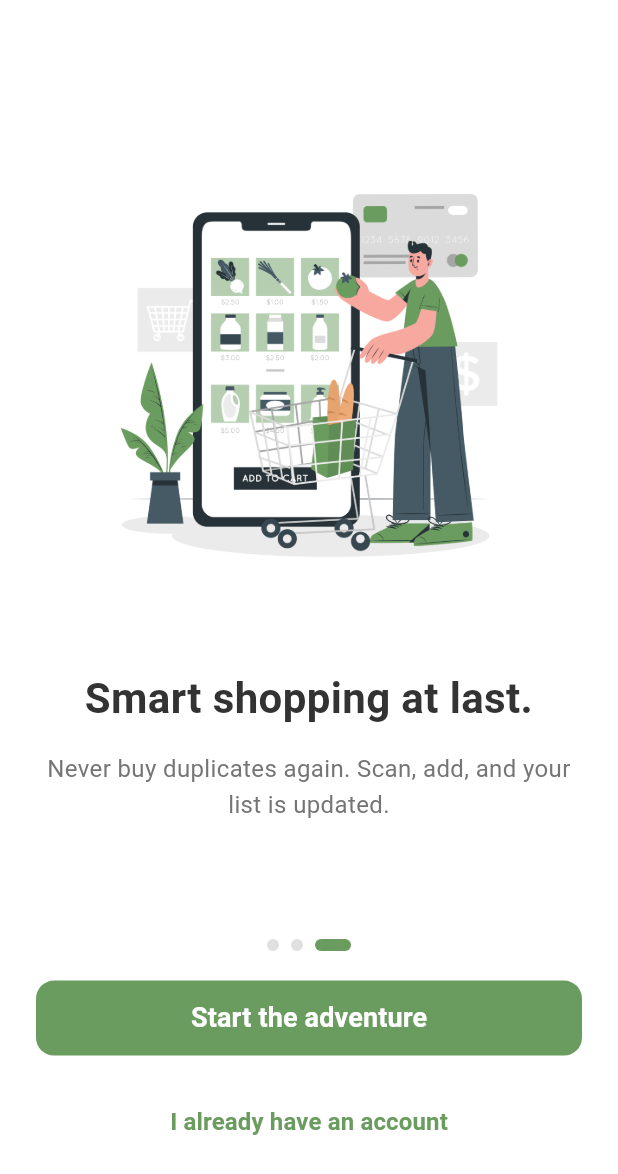
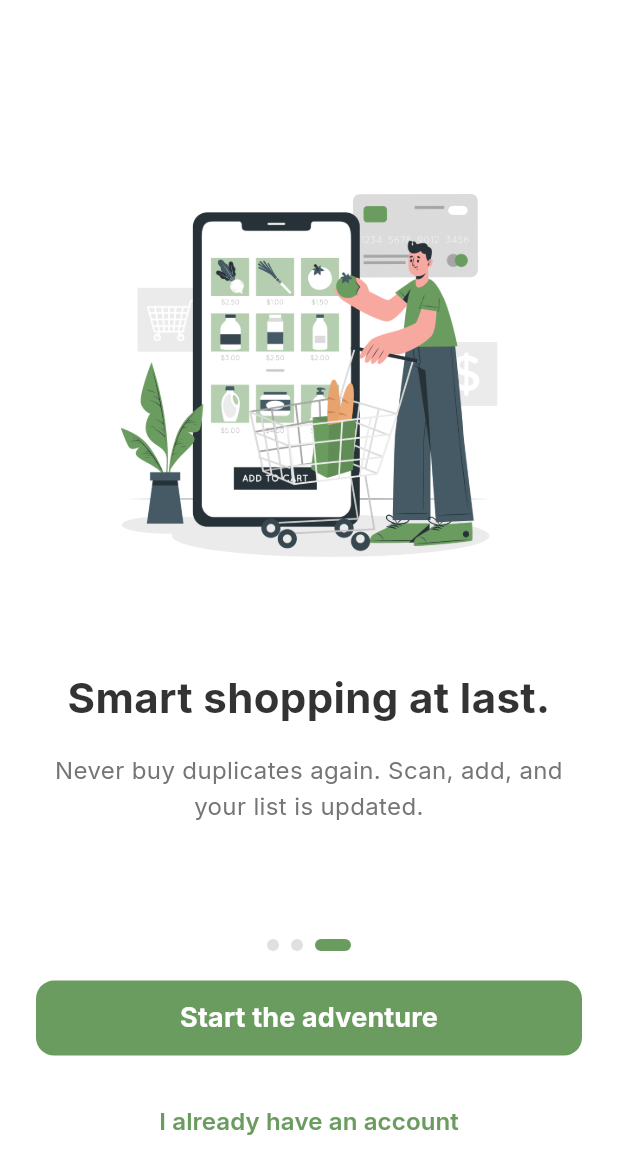
Before and after one commit to YasineNifa/FrigoZen, a Flutter app: the screen it shows after launch, swiped to page 3, on a phone screen of 412 x 824 dp. Shown: the top 1174 px of the screen. Run offline on Flutter 3.47's test engine with Material 3 defaults, Android fonts, the phone set to English and light mode, and no system bars; our stand-ins replace cloud_firestore, cloud_functions, confetti, firebase_auth, firebase_core, firebase_messaging and 5 more; missing offline and left inert: purchases_flutter, purchases_ui_flutter, simple_barcode_scanner; accounts and stored records are empty; key blocks and very long unbroken strings in the code were emptied for the run.

Commit message:
feat: Integrate Google Fonts for updated app typography, add path provider dependencies, and shorten navigation labels.

```diff
--- a/lib/main.dart
+++ b/lib/main.dart
@@ -1,5 +1,6 @@
 import 'package:flutter/material.dart';
 import 'package:frigo_zen/screens/core/auth_gate.dart';
+import 'package:google_fonts/google_fonts.dart';
 import 'package:frigo_zen/screens/onboarding/onboarding_screen.dart';
 import 'package:firebase_core/firebase_core.dart';
 import 'package:firebase_messaging/firebase_messaging.dart';
@@ -95,22 +96,44 @@ class FrigoZenApp extends StatelessWidget {
           surface: cardColor,
           background: backgroundColor,
         ),
-        appBarTheme: const AppBarTheme(
+        textTheme: GoogleFonts.interTextTheme(
+          Theme.of(context).textTheme,
+        ).copyWith(
+          titleLarge: GoogleFonts.poppins(
+            fontWeight: FontWeight.bold,
+            fontSize: 20, // Reduced from 22
+            color: Colors.black87,
+          ),
+          titleMedium: GoogleFonts.poppins(
+            fontWeight: FontWeight.w600,
+            fontSize: 16, // Reduced from 18
+            color: Colors.black87,
+          ),
+          displayLarge: GoogleFonts.poppins(
+            fontWeight: FontWeight.bold,
+            color: Colors.black87,
+          ),
+          displayMedium: GoogleFonts.poppins(
+            fontWeight: FontWeight.bold,
+            color: Colors.black87,
+          ),
+        ),
+        appBarTheme: AppBarTheme(
           backgroundColor: cardColor,
           elevation: 0,
           centerTitle: true,
-          iconTheme: IconThemeData(color: Colors.black),
-          titleTextStyle: TextStyle(
+          iconTheme: const IconThemeData(color: Colors.black),
+          titleTextStyle: GoogleFonts.poppins(
             color: Colors.black,
             fontWeight: FontWeight.bold,
-            fontSize: 20,
+            fontSize: 20, // Kept at 20 (consistent with titleLarge)
           ),
         ),
         useMaterial3: true,
         navigationBarTheme: NavigationBarThemeData(
           indicatorColor: Colors.green[100],
           labelTextStyle: MaterialStateProperty.all(
-            const TextStyle(fontSize: 14, fontWeight: FontWeight.w500),
+             GoogleFonts.inter(fontSize: 11, fontWeight: FontWeight.w600), // Reduced from 14 to 11
           ),
         ),
       ),
--- a/lib/screens/core/navigation_shell.dart
+++ b/lib/screens/core/navigation_shell.dart
@@ -56,12 +56,12 @@ class _NavigationShellState extends State<NavigationShell> {
           NavigationDestination(
             icon: Icon(Icons.inventory_2_outlined),
             selectedIcon: Icon(Icons.inventory_2),
-            label: l10n.inventoryTab,
+            label: "Frigo", // Shortened from l10n.inventoryTab
           ),
           NavigationDestination(
             icon: Icon(Icons.shopping_cart_outlined),
             selectedIcon: Icon(Icons.shopping_cart),
-            label: l10n.shoppingListTab,
+            label: "Courses", // Shortened from l10n.shoppingListTab
           ),
           NavigationDestination(
             icon: Icon(Icons.restaurant_menu_outlined),
--- a/lib/screens/dashboard/dashboard_screen.dart
+++ b/lib/screens/dashboard/dashboard_screen.dart
@@ -63,7 +63,7 @@ class _DashboardScreenState extends State<DashboardScreen> {
               padding: const EdgeInsets.all(16.0),
               child: Text(
                 "Actions Rapides",
-                style: Theme.of(context).textTheme.titleLarge,
+                style: Theme.of(context).textTheme.titleMedium,
               ),
             ),
             Padding(
--- a/pubspec.yaml
+++ b/pubspec.yaml
@@ -54,6 +54,7 @@ dependencies:
   fl_chart: ^1.1.1
   url_launcher: ^6.3.2
   confetti: ^0.7.0
+  google_fonts: ^6.3.3
 
 dev_dependencies:
   flutter_test:
```
Also changed, not shown: pubspec.lock, 1 other file.
